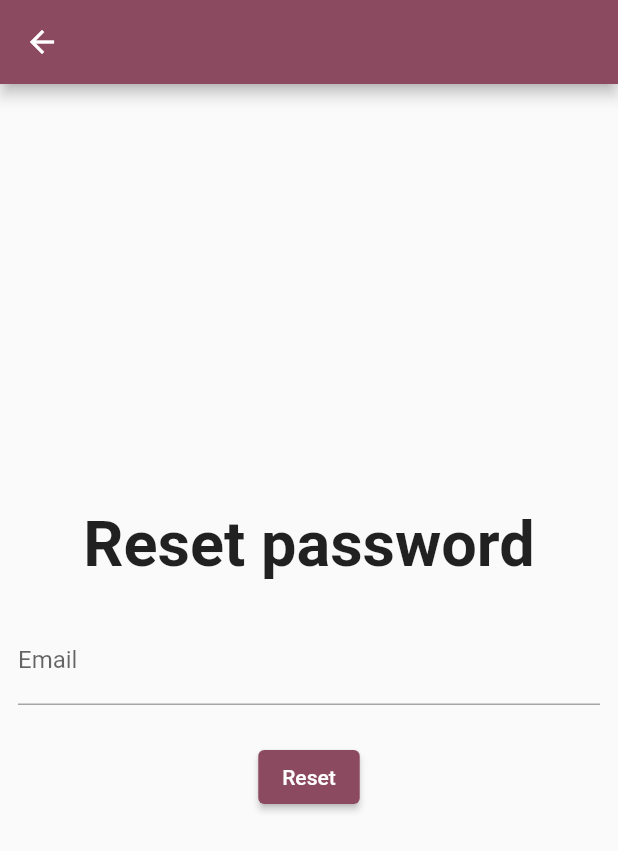
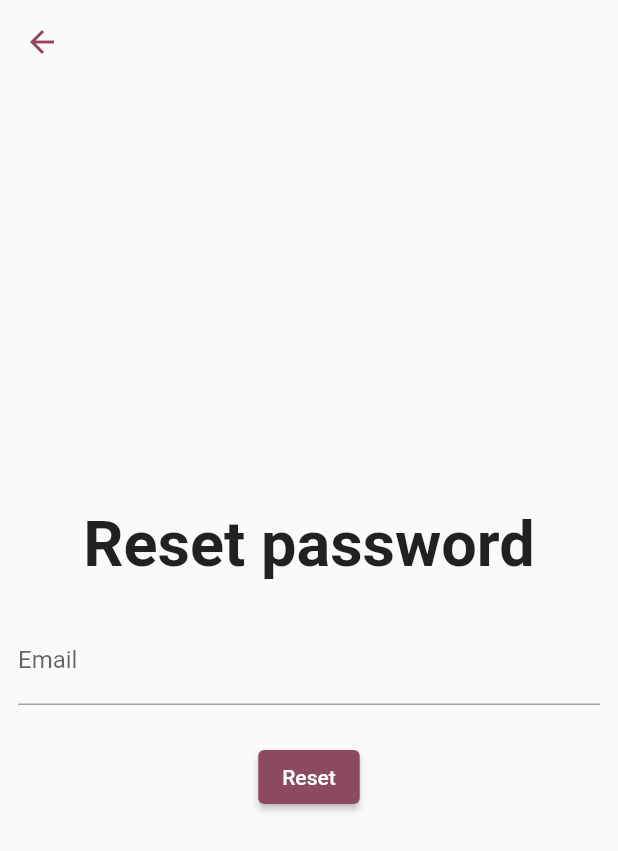
Before and after one commit to lechsebastian/birthdays_reminder_app, a Flutter app: the PaswordReminderPage screen opened directly, on a phone screen of 412 x 824 dp. Shown: the top 851 px of the screen. Run offline on Flutter 3.47's test engine with Material 3 defaults, Android fonts, the phone set to English and light mode, and no system bars; our stand-ins replace bloc, cloud_firestore, firebase_auth, firebase_core, flutter_bloc; accounts and stored records are empty.

Commit message:
Change PasswordReminderPage AppBar theme

```diff
--- a/lib/app/features/login/password_reminder/pasword_reminder_page.dart
+++ b/lib/app/features/login/password_reminder/pasword_reminder_page.dart
@@ -35,7 +35,11 @@ class PaswordReminderPage extends StatelessWidget {
         child: BlocBuilder<PasswordReminderCubit, PasswordReminderState>(
           builder: (context, state) {
             return Scaffold(
-              appBar: AppBar(),
+              appBar: AppBar(
+                foregroundColor: MyColor().myColor,
+                backgroundColor: Colors.transparent,
+                elevation: 0,
+              ),
               body: Center(
                 child: Column(
                   mainAxisAlignment: MainAxisAlignment.center,
```
